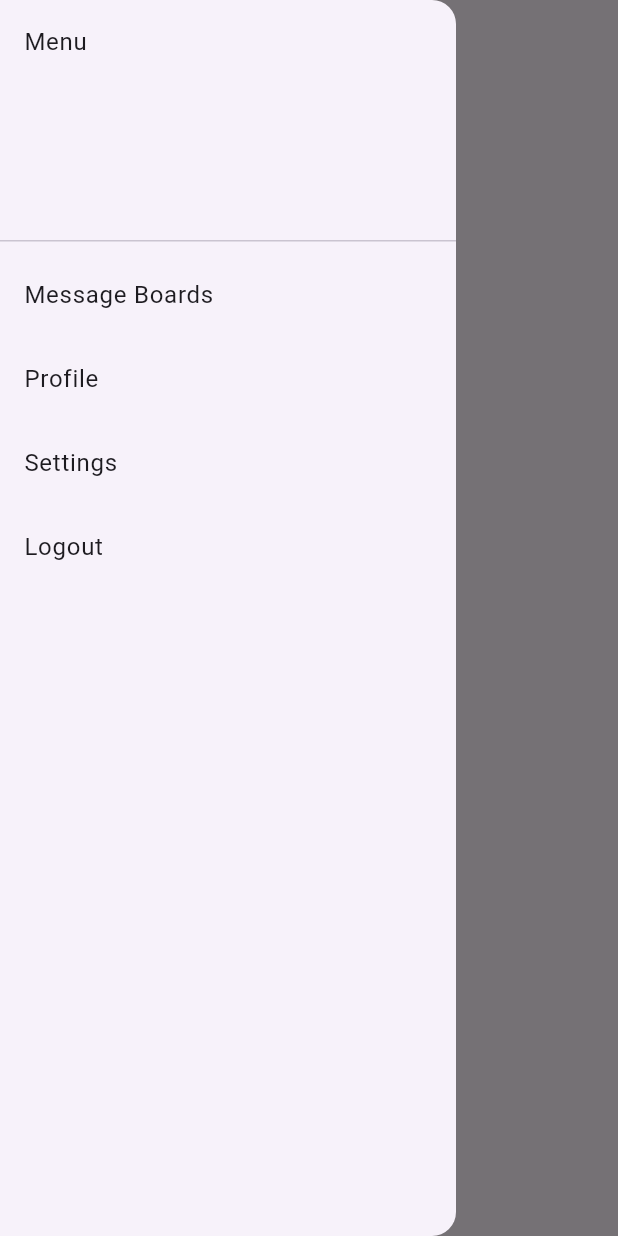
After one commit to mohitkokane3900/hw2, a Flutter app: the MessageBoardsScreen screen opened directly, with the side drawer open, on a phone screen of 412 x 824 dp. The commit adds this screen. Run offline on Flutter 3.47's test engine with Material 3 defaults, Android fonts, the phone set to English and light mode, and no system bars; our stand-ins replace cloud_firestore, firebase_auth, firebase_core; accounts and stored records are empty.

Commit message:
Add message boards screen and navigation drawer

```diff
--- /dev/null
+++ b/lib/screens/message_boards_screen.dart
@@ -0,0 +1,118 @@
+import 'package:flutter/material.dart';
+import 'package:firebase_auth/firebase_auth.dart';
+import 'login_screen.dart';
+import 'profile_screen.dart';
+import 'settings_screen.dart';
+import 'chat_screen.dart';
+
+class MessageBoardsScreen extends StatefulWidget {
+  const MessageBoardsScreen({super.key});
+
+  @override
+  State<MessageBoardsScreen> createState() => _MessageBoardsScreenState();
+}
+
+class _MessageBoardsScreenState extends State<MessageBoardsScreen> {
+  final boards = const [
+    {'id': 'general_lounge', 'title': 'General Lounge'},
+    {'id': 'homework_hub', 'title': 'Homework Hub'},
+    {'id': 'exam_prep', 'title': 'Exam Prep Zone'},
+    {'id': 'project_collab', 'title': 'Project Collaboration'},
+    {'id': 'random_offtopic', 'title': 'Random Off-Topic'},
+  ];
+
+  Future<void> _logout() async {
+    await FirebaseAuth.instance.signOut();
+    if (!mounted) return;
+    Navigator.pushAndRemoveUntil(
+      context,
+      MaterialPageRoute(builder: (_) => const LoginScreen()),
+      (route) => false,
+    );
+  }
+
+  void _openProfile() {
+    Navigator.push(
+      context,
+      MaterialPageRoute(builder: (_) => const ProfileScreen()),
+    );
+  }
+
+  void _openSettings() {
+    Navigator.push(
+      context,
+      MaterialPageRoute(builder: (_) => const SettingsScreen()),
+    );
+  }
+
+  void _openBoard(Map<String, String> board) {
+    Navigator.push(
+      context,
+      MaterialPageRoute(
+        builder: (_) => ChatScreen(
+          boardId: board['id']!,
+          boardTitle: board['title']!,
+        ),
+      ),
+    );
+  }
+
+  @override
+  Widget build(BuildContext context) {
+    return Scaffold(
+      appBar: AppBar(
+        title: const Text('Message Boards'),
+      ),
+      drawer: Drawer(
+        child: ListView(
+          children: [
+            const DrawerHeader(
+              child: Text('Menu'),
+            ),
+            ListTile(
+              title: const Text('Message Boards'),
+              onTap: () {
+                Navigator.pop(context);
+              },
+            ),
+            ListTile(
+              title: const Text('Profile'),
+              onTap: () {
+                Navigator.pop(context);
+                _openProfile();
+              },
+            ),
+            ListTile(
+              title: const Text('Settings'),
+              onTap: () {
+                Navigator.pop(context);
+                _openSettings();
+              },
+            ),
+            ListTile(
+              title: const Text('Logout'),
+              onTap: () {
+                Navigator.pop(context);
+                _logout();
+              },
+            ),
+          ],
+        ),
+      ),
+      body: ListView.builder(
+        itemCount: boards.length,
+        itemBuilder: (context, index) {
+          final b = boards[index];
+          return ListTile(
+            leading: const Icon(Icons.forum),
+            title: Text(b['title']!),
+            onTap: () => _openBoard({
+              'id': b['id']!,
+              'title': b['title']!,
+            }),
+          );
+        },
+      ),
+    );
+  }
+}
--- /dev/null
+++ b/lib/screens/profile_screen.dart
@@ -0,0 +1,15 @@
+import 'package:flutter/material.dart';
+
+class ProfileScreen extends StatelessWidget {
+  const ProfileScreen({super.key});
+
+  @override
+  Widget build(BuildContext context) {
+    return const Scaffold(
+      appBar: AppBar(title: Text('Profile')),
+      body: Center(
+        child: Text('Profile Screen'),
+      ),
+    );
+  }
+}
--- /dev/null
+++ b/lib/screens/settings_screen.dart
@@ -0,0 +1,15 @@
+import 'package:flutter/material.dart';
+
+class SettingsScreen extends StatelessWidget {
+  const SettingsScreen({super.key});
+
+  @override
+  Widget build(BuildContext context) {
+    return const Scaffold(
+      appBar: AppBar(title: Text('Settings')),
+      body: Center(
+        child: Text('Settings Screen'),
+      ),
+    );
+  }
+}
```
Also changed, not shown: lib/screens/chat_screen.dart (added, +24 -0 lines), lib/screens/home_redirect.dart (+2 -5 lines).
